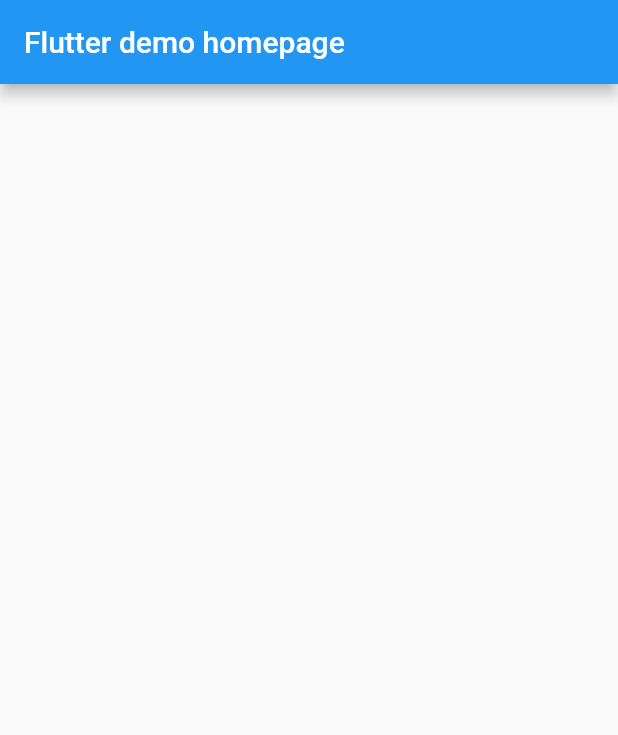
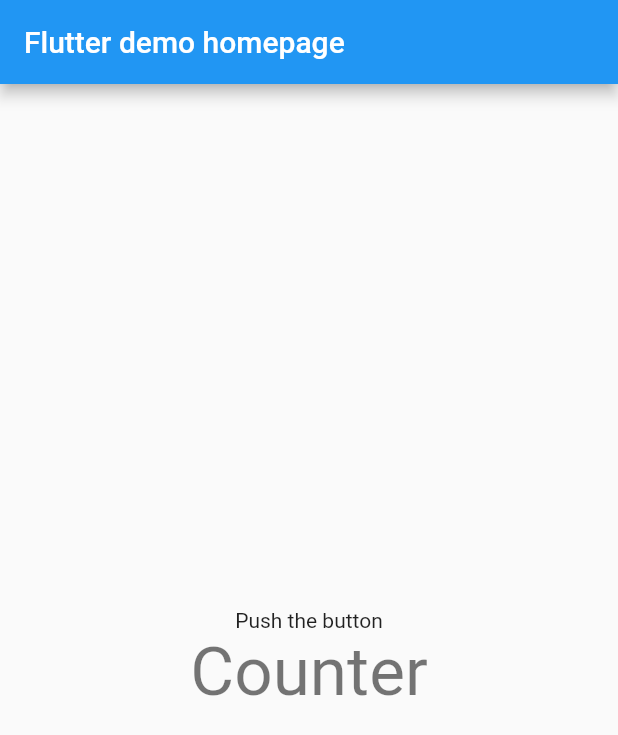
Before and after one commit to Kang-Kim-Cross/Flutter-study, a Flutter app: the screen it shows after launch, on a phone screen of 412 x 824 dp. Shown: the top 735 px of the screen. Run offline on Flutter 3.47's test engine with Material 2 defaults, Android fonts, the phone set to English and light mode, and no system bars.

Commit message:
Change font

```diff
--- a/lib/main.dart
+++ b/lib/main.dart
@@ -30,6 +30,15 @@
   Widget build(BuildContext context) {
     return Scaffold(
       appBar: AppBar(title: Text(widget.title)),
+      body: Center(
+        child: Column(
+          mainAxisAlignment: MainAxisAlignment.center,
+          children: [
+            Text("Push the button"),
+            Text("Counter", style: Theme.of(context).textTheme.headline3,)
+          ],
+        ),
+      ),
     );
   }
 }
```
